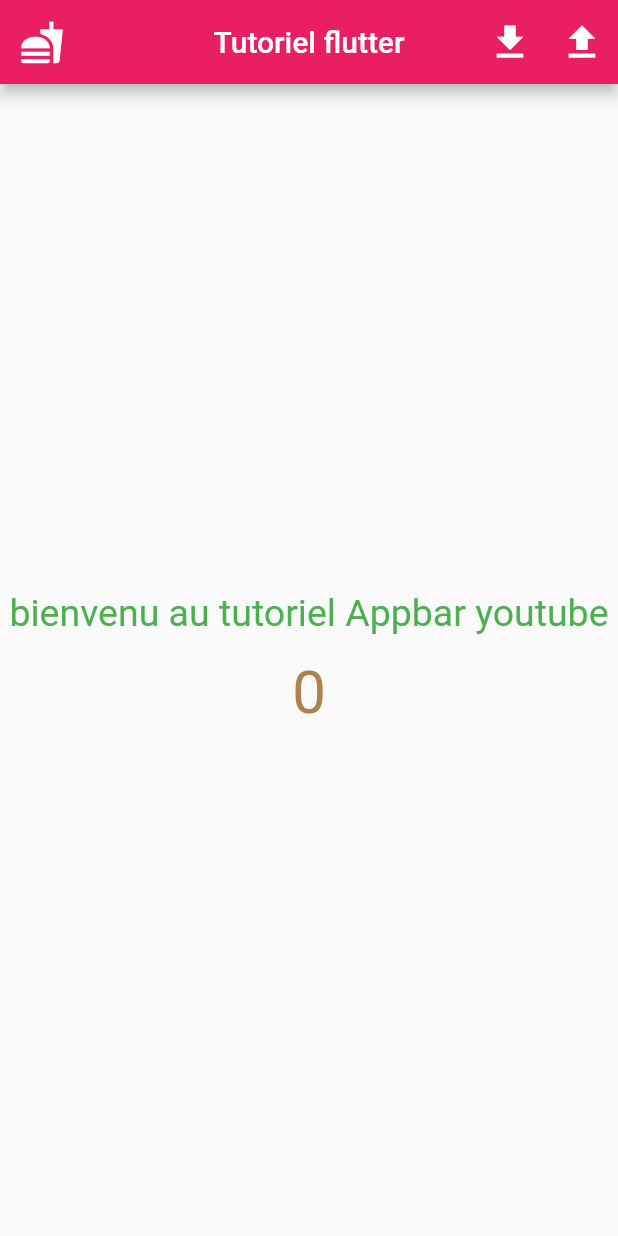
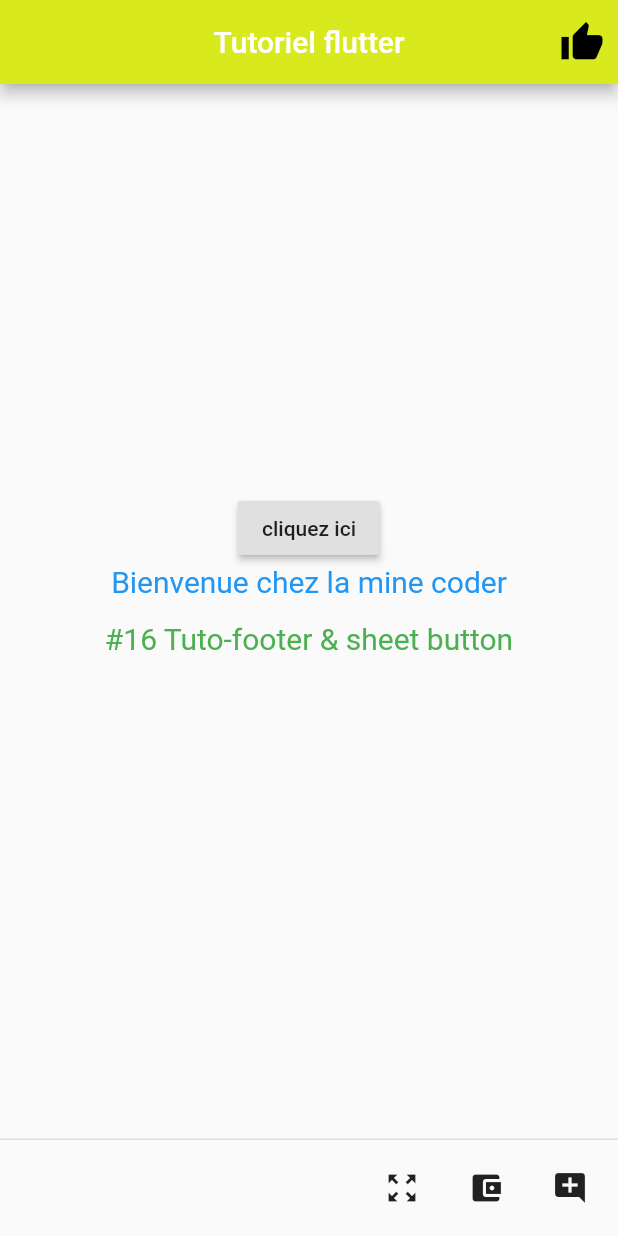
Before and after one commit to lamine785260388/fluttettuto, a Flutter app: the screen it shows after launch, on a phone screen of 412 x 824 dp. Run offline on Flutter 3.47's test engine with Material 2 defaults, Android fonts, the phone set to English and light mode, and no system bars.

Commit message:
footer et sheet avec modal

```diff
--- /dev/null
+++ b/lib/footer&sheet.dart
@@ -0,0 +1,98 @@
+import 'package:flutter/material.dart';
+import 'package:flutter/src/foundation/key.dart';
+import 'package:flutter/src/widgets/framework.dart';
+
+class FooterSheet extends StatefulWidget {
+  const FooterSheet({Key? key}) : super(key: key);
+
+  @override
+  State<FooterSheet> createState() => _FooterSheetState();
+}
+
+class _FooterSheetState extends State<FooterSheet> {
+  String value = "";
+
+  void show(String a) => setState(() => value = a);
+
+  void bouton_sheet() {
+    showModalBottomSheet(
+        context: context,
+        builder: (BuildContext context) {
+          return Container(
+            padding: EdgeInsets.all(20),
+            child: Row(
+              mainAxisAlignment: MainAxisAlignment.center,
+              children: <Widget>[
+                Text(
+                  "tuto",
+                  style: TextStyle(color: Colors.green, fontSize: 20),
+                )
+              ],
+            ),
+          );
+        });
+  }
+
+  @override
+  Widget build(BuildContext context) {
+    return Scaffold(
+      appBar: AppBar(
+        centerTitle: true, //centrer le titre
+        //permet d'écrire a coté du titre
+        title: Text('Tutoriel flutter'),
+        backgroundColor: Color.fromRGBO(216, 233, 30, 1),
+
+        actions: <Widget>[
+          IconButton(
+            icon: Icon(
+              Icons.thumb_up,
+              size: 30,
+              color: Colors.black,
+            ),
+            onPressed: null,
+          ),
+        ],
+      ),
+      persistentFooterButtons: <Widget>[
+        IconButton(
+          icon: Icon(Icons.zoom_out_map),
+          onPressed: () => show("Map zoom"),
+        ),
+        IconButton(
+          icon: Icon(Icons.account_balance_wallet),
+          onPressed: () => show("wallet"),
+        ),
+        IconButton(
+          icon: Icon(Icons.add_comment),
+          onPressed: () => show("info bank"),
+        ),
+      ],
+      body: Center(
+        child: Column(
+          mainAxisAlignment: MainAxisAlignment.center,
+          children: <Widget>[
+            RaisedButton(
+              onPressed: bouton_sheet,
+              child: Text("cliquez ici"),
+            ),
+            Text(
+              "Bienvenue chez la mine coder",
+              style: TextStyle(fontSize: 20, color: Colors.blue),
+            ),
+            Padding(padding: EdgeInsets.only(top: 15)),
+            Text(
+              "#16 Tuto-footer & sheet button",
+              style: TextStyle(fontSize: 20, color: Colors.green),
+            ),
+            Padding(padding: EdgeInsets.only(top: 15)),
+            Text(
+              "$value",
+              style: TextStyle(
+                  fontSize: 30, color: Color.fromARGB(255, 106, 76, 175)),
+            ),
+          ],
+        ),
+      ),
+    );
+  }
+}
--- a/lib/main.dart
+++ b/lib/main.dart
@@ -1,8 +1,10 @@
 import 'package:flutter/material.dart';
+import 'package:tutoflutter1/footer&sheet.dart';
 import 'package:tutoflutter1/slider&switch.dart';
 
 import 'Appbar.dart';
 import 'TextField.dart';
+import 'drawerMenu.dart';
 
 void main() {
   runApp(const MyApp());
@@ -20,7 +22,7 @@ class MyApp extends StatelessWidget {
       // theme: ThemeData(
       //   primarySwatch: Colors.brown,
       // ),
-      home: appbar(),
+      home: FooterSheet(),
     );
   }
 }
```
Also changed, not shown: lib/drawerMenu.dart (added, +91 -0 lines).
